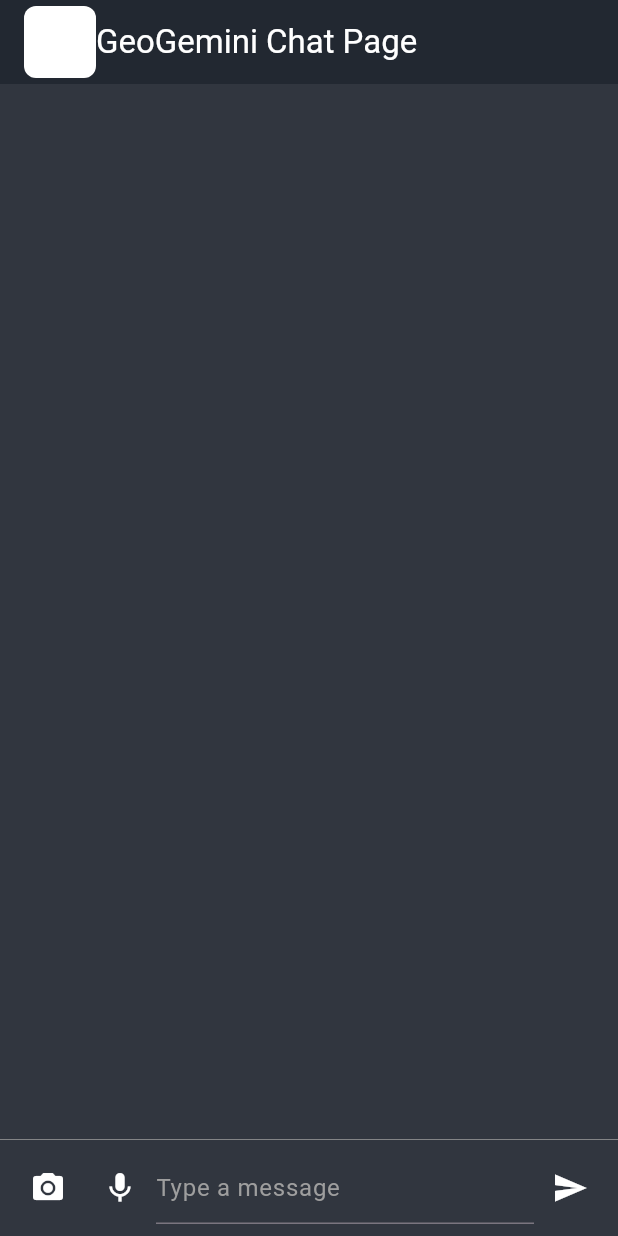
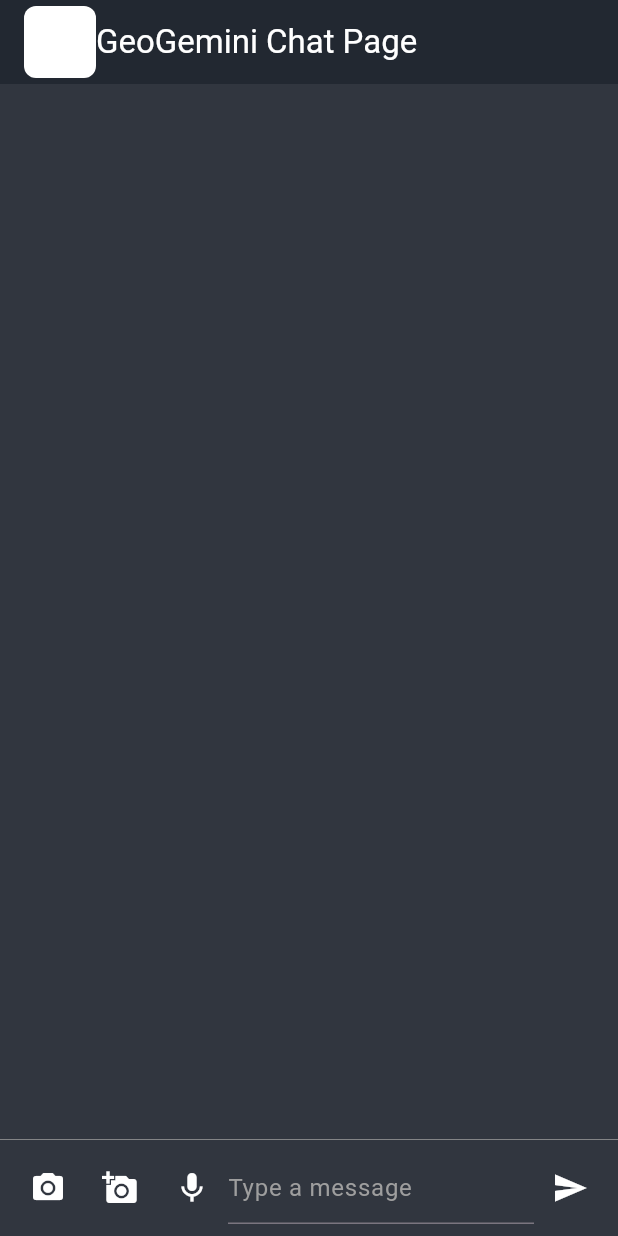
Before and after one commit to YashAPro1/GeoGemini, a Flutter app: the screen it shows after launch, on a phone screen of 412 x 824 dp. Run offline on Flutter 3.47's test engine with Material 3 defaults, Android fonts, the phone set to English and light mode, and no system bars; our stand-ins replace camera, google_generative_ai, image_picker, permission_handler; missing offline and left inert: flutter_sound.

Commit message:
added Audio and add doc icon and functionality

```diff
--- a/lib/main.dart
+++ b/lib/main.dart
@@ -58,6 +58,7 @@ class _MyHomePageState extends State<MyHomePage> {
   String? _audioFilePath;
   bool _isRecording = false;
   bool _isSendingAudio = false;
+  bool _isTyping = false;
   final ImagePicker _picker = ImagePicker();
   XFile? _imageFile;
   String? _botResponse = "";
@@ -229,7 +230,8 @@ class _MyHomePageState extends State<MyHomePage> {
             child: ListView(
               reverse: true,
               children: [
-                _botResponse != "" ? Padding(
+                _botResponse != ""
+                    ? Padding(
                         padding: EdgeInsets.all(16.0),
                         child: Container(
                             decoration: BoxDecoration(
@@ -239,8 +241,10 @@ class _MyHomePageState extends State<MyHomePage> {
                             child: Padding(
                                 padding: EdgeInsets.all(16.0),
                                 child: Text(_botResponse ?? "Thinking...",
-                                style: TextStyle(color: Colors.white))))) : Container(),
-                _imageFile != null ? Padding(
+                                    style: TextStyle(color: Colors.white)))))
+                    : Container(),
+                _imageFile != null
+                    ? Padding(
                         padding: EdgeInsets.all(16.0),
                         child: Container(
                             decoration: BoxDecoration(
@@ -249,7 +253,9 @@ class _MyHomePageState extends State<MyHomePage> {
                                     BorderRadius.all(Radius.circular(10.0))),
                             child: Padding(
                                 padding: EdgeInsets.all(16.0),
-                            child: Image.file(File(_imageFile?.path ?? ""))))) : Container(),
+                                child:
+                                    Image.file(File(_imageFile?.path ?? "")))))
+                    : Container(),
               ],
             ),
           ),
@@ -278,12 +284,45 @@ class _MyHomePageState extends State<MyHomePage> {
             padding: const EdgeInsets.all(8.0),
             child: Row(
               children: [
+                // IconButton(
+                //     icon: Icon(Icons.add_circle_rounded),
+                //     color: Colors.white,
+                //     onPressed: () {
+                //       setState(() {
+                //         if (_isTyping == true) {
+                //           setState(() {
+                //             _isTyping = true;
+                //           });
+                //         } else {
+                //           setState(() {
+                //             _isTyping = false;
+                //           });
+                //         }
+                //       });
+                //     }
+                //     // onPressed: _isRecording ? stopRecording : startRecording,
+                //     ),
+                Visibility(
+                  visible: !_isTyping,
+                  child: Row(children: [
+                    Container(
+                      // padding: const EdgeInsets.all(8.0),
+                      child: Row(
+                        children: [
                           IconButton(
                             icon: Icon(Icons.camera_alt),
                             color: Colors.white,
                             onPressed: () {
                               takePhoto(ImageSource.camera);
                             },
+                          ),
+                          IconButton(
+                              icon: Icon(Icons.add_a_photo),
+                              color: Colors.white,
+                              onPressed: () {
+                                takePhoto(ImageSource.gallery);
+                              }
+                              // onPressed: _isRecording ? stopRecording : startRecording,
                               ),
                           IconButton(
                               icon: Icon(_isRecording ? Icons.stop : Icons.mic),
@@ -293,6 +332,26 @@ class _MyHomePageState extends State<MyHomePage> {
                               }
                               // onPressed: _isRecording ? stopRecording : startRecording,
                               ),
+                        ],
+                      ),
+                    )
+                  ]),
+                ),
+                // IconButton(
+                //   icon: Icon(Icons.camera_alt),
+                //   color: Colors.white,
+                //   onPressed: () {
+                //     takePhoto(ImageSource.camera);
+                //   },
+                // ),
+                // IconButton(
+                //     icon: Icon(_isRecording ? Icons.stop : Icons.mic),
+                //     color: Colors.white,
+                //     onPressed: () {
+                //       takePhoto(ImageSource.gallery);
+                //     }
+                //     // onPressed: _isRecording ? stopRecording : startRecording,
+                //     ),
                 Expanded(
                   child: TextField(
                     decoration: InputDecoration(
@@ -300,6 +359,17 @@ class _MyHomePageState extends State<MyHomePage> {
                       hintStyle: TextStyle(color: Colors.grey),
                     ),
                     style: TextStyle(color: Colors.white),
+                    onChanged: (text) {
+                      if (text.isNotEmpty) {
+                        setState(() {
+                          _isTyping = true;
+                        });
+                      } else {
+                        setState(() {
+                          _isTyping = false;
+                        });
+                      }
+                    },
                     onSubmitted: (text) {
                       // We will be sending message logic here
                     },
```
Lines whose indentation alone changed are shown as unchanged.
